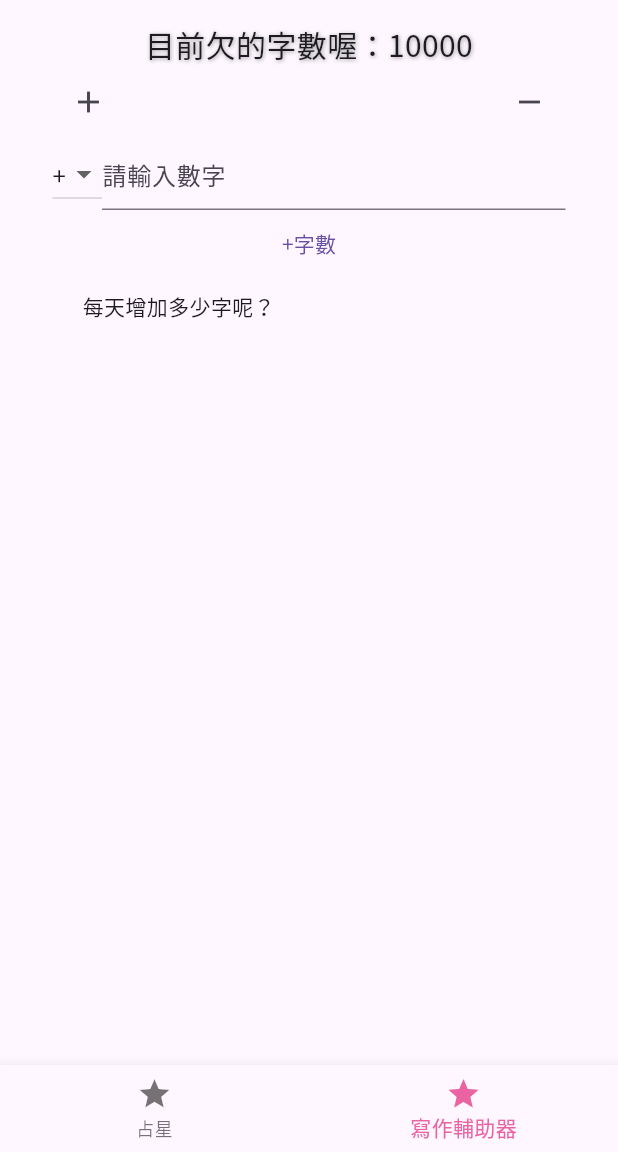
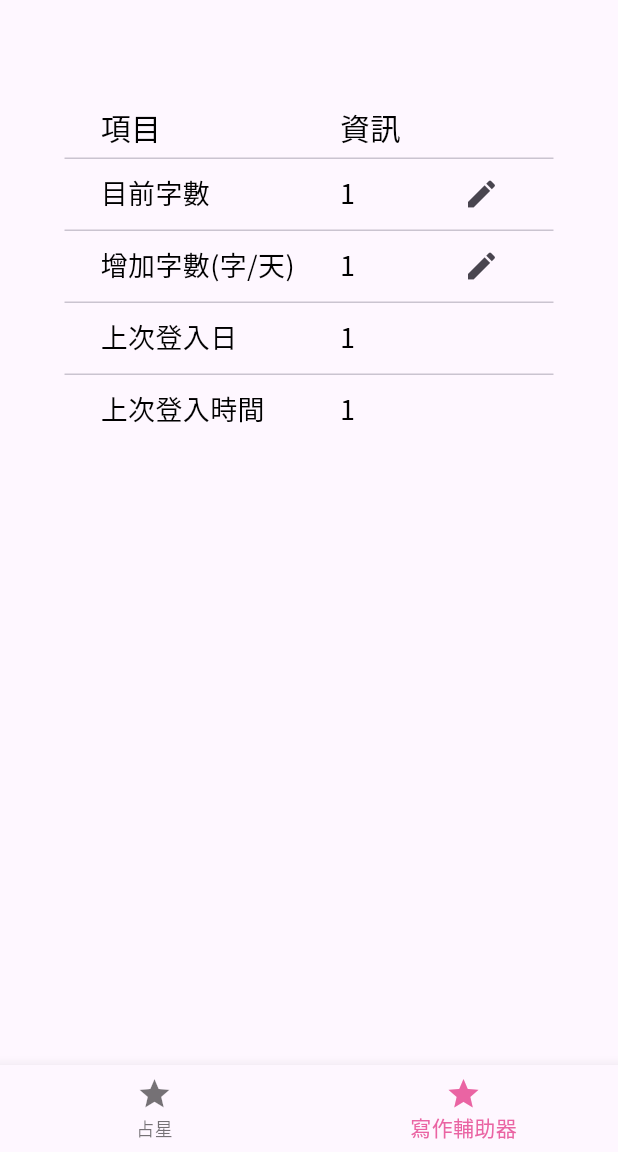
Before and after one commit to fanfaner1207/divination, a Flutter app: the screen it shows after launch, item 2 of the bottom bar chosen, on a phone screen of 412 x 824 dp, the part 84-1236 px from its top. Run offline on Flutter 3.47's test engine with Material 3 defaults, Android fonts, the phone set to English and light mode, and no system bars; our stand-ins replace sqflite; missing offline and left inert: bottom_drawer; accounts and stored records are empty.

Commit message:
調整寫作輔助器的UI

```diff
--- a/lib/tabs/astrology.dart
+++ b/lib/tabs/astrology.dart
@@ -127,8 +127,9 @@ class _AstrologyState extends State<Astrology> {
             child: Column(
               mainAxisSize: MainAxisSize.max,
               children: [
-                Positioned(top: 500, child: Text('')),
-                DataTable(
+                Container(
+                  margin: EdgeInsets.only(top: 50),
+                  child: DataTable(
                     columnSpacing: 30,
                     headingRowHeight: 40,
                     dataRowMinHeight: 40,
@@ -168,6 +169,7 @@ class _AstrologyState extends State<Astrology> {
                         ],
                       ),
                     ],
+                  ),
                 ),
               ],
             ),
--- a/lib/tabs/writingassistant.dart
+++ b/lib/tabs/writingassistant.dart
@@ -19,7 +19,7 @@ class _WritingAssistantState extends State<WritingAssistant> {
   var inputNumber = TextEditingController(); //請輸入數字的變數
   String dropdownValue = '+'; //下拉是選單預設為+
   final WritingDB _writingDB = WritingDB();
-/*
+  /*
   Future<void> countingWords(int number) async {
     //final SharedPreferences prefer = await _prefer;
     // ??檢查變數是否為空，如果變數不為空，則返回變數的值，否則返回指定的默認值。
@@ -66,7 +66,7 @@ class _WritingAssistantState extends State<WritingAssistant> {
   }
 */
   late Future<List<Writing>>
-      futureWritings; //late允許延遲初始化一個變數，我們需要在initState()中初始化一個變數
+  futureWritings; //late允許延遲初始化一個變數，我們需要在initState()中初始化一個變數
 
   void fetchWritings() {
     setState(() {
@@ -118,7 +118,7 @@ class _WritingAssistantState extends State<WritingAssistant> {
                 return Text('Error:${snapshot.error}');
               } else {
                 final futureWriting = snapshot.data![0];
-                return Column(children: [
+                /*return Column(children: [
                   Text(
                     style: const TextStyle(fontSize: 20, shadows: [
                       Shadow(
@@ -252,7 +252,88 @@ class _WritingAssistantState extends State<WritingAssistant> {
                           // ),
                         ],
                       )),
-                ]);
+                ]);*/
+                return Column(
+                  mainAxisSize: MainAxisSize.max,
+                  children: [
+                    Container(
+                      margin: EdgeInsets.only(top: 50), // 控制與上方的距離
+                      child: DataTable(
+                        columnSpacing: 30,
+                        headingRowHeight: 40,
+                        dataRowMinHeight: 40,
+                        headingTextStyle: const TextStyle(
+                          fontSize: 20,
+                          color: Colors.black,
+                          fontWeight: FontWeight.w400,
+                          fontFamily: "NotoSansTC",
+                        ),
+                        dataTextStyle: const TextStyle(
+                          fontSize: 18,
+                          color: Colors.black,
+                          fontWeight: FontWeight.w300,
+                          fontFamily: "NotoSansTC",
+                        ),
+                        columns: const [
+                          DataColumn(label: Text('項目')),
+                          DataColumn(label: Text('資訊')),
+                          DataColumn(label: Text('')),
+                        ],
+                        rows: [
+                          DataRow(
+                            cells: [
+                              const DataCell(Text('目前字數')),
+                              DataCell(Text('1')),
+                              DataCell(
+                                IconButton(
+                                  icon: Icon(Icons.edit),
+                                  onPressed: () {},
+                                ),
+                              ),
+                            ],
+                          ),
+                          DataRow(
+                            cells: [
+                              const DataCell(Text('增加字數(字/天)')),
+                              DataCell(Text('1')),
+                              DataCell(
+                                IconButton(
+                                  icon: Icon(Icons.edit),
+                                  onPressed: () {},
+                                ),
+                              ),
+                            ],
+                          ),
+                          // DataRow(
+                          //   cells: [
+                          //     const DataCell(Text('預測功能')),
+                          //     DataCell(Text('1')),
+                          //     DataCell(Text('1')),
+                          //   ],
+                          // ),
+                          DataRow(
+                            cells: [
+                              const DataCell(Text('上次登入日')),
+                              DataCell(Text('1')),
+                              DataCell(
+                                SizedBox.shrink(),
+                              ), //直接提供空白 widget 可以避免表格生成時因為缺少資料而拋出錯誤。
+                            ],
+                          ),
+                          DataRow(
+                            cells: [
+                              const DataCell(Text('上次登入時間')),
+                              DataCell(Text('1')),
+                              DataCell(
+                                SizedBox.shrink(),
+                              ), //直接提供空白 widget 可以避免表格生成時因為缺少資料而拋出錯誤。
+                            ],
+                          ),
+                        ],
+                      ),
+                    ),
+                  ],
+                );
               }
           }
         },
```
Also changed, not shown: 1 other file. Lines whose indentation alone changed are shown as unchanged.
